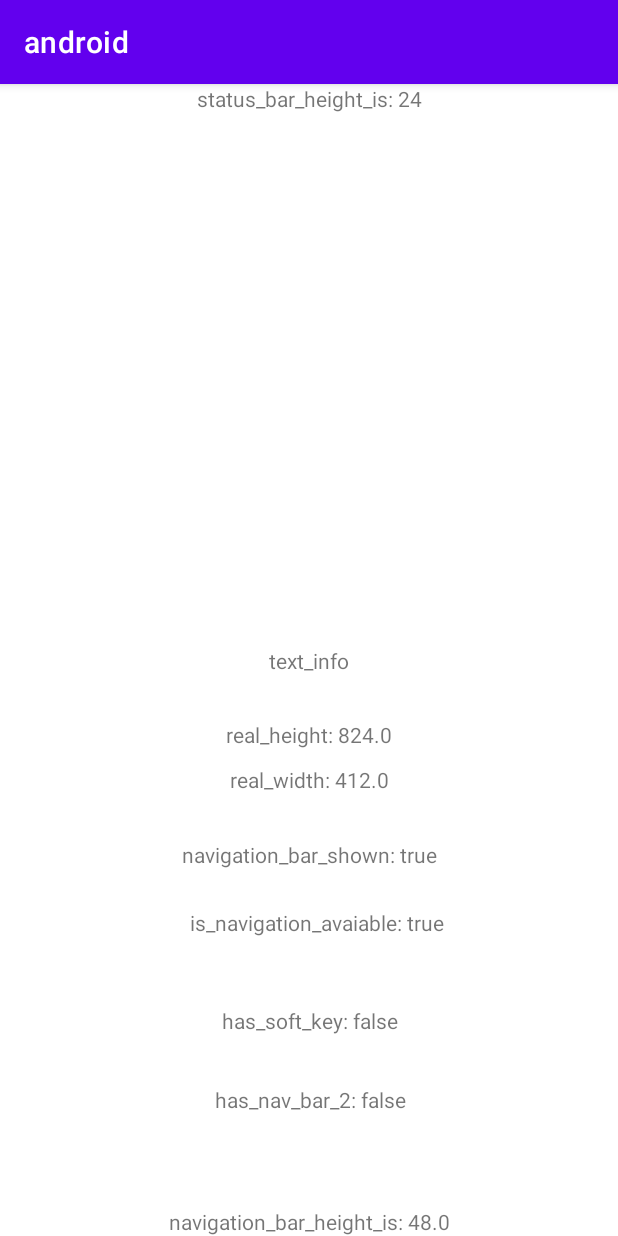
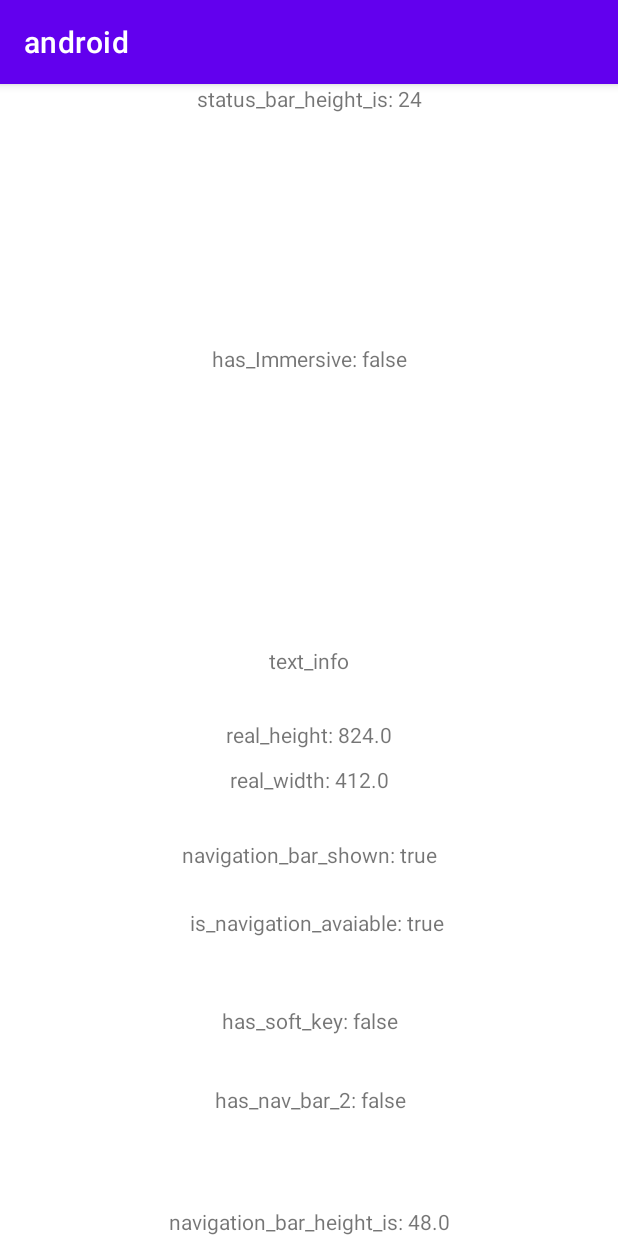
Before and after one commit to Ppang0405/bug-get-navigation-bar-height-android, an Android app: the screen it shows after launch (MainActivity), on a phone screen of 412 x 824 dp. Run offline under Robolectric (Android 15) with nearby library versions, the phone set to English and light mode, and no system bars.

Commit message:
try st but still not work

```diff
--- a/app/src/main/java/com/example/android/MainActivity.kt
+++ b/app/src/main/java/com/example/android/MainActivity.kt
@@ -15,6 +15,8 @@ import androidx.appcompat.app.AppCompatActivity
 
 
 class MainActivity : AppCompatActivity() {
+    private var cached = false
+    private var hasImmersive = false
 
     // bug of https://stackoverflow.com/questions/46126521/android-navigation-bar-height-react-native
     // after that, has bug of https://www.npmjs.com/package/react-native-extra-dimensions-android
@@ -197,6 +199,10 @@ class MainActivity : AppCompatActivity() {
         val hasNavBar2 = hasNavBar2()
         has_nav_bar_2.text = "has_nav_bar_2: $hasNavBar2"
 
+        val has_Immersive = findViewById<TextView>(R.id.hasImmersive)
+        val hasImmersive = hasImmersive()
+        has_Immersive.text ="has_Immersive: $hasImmersive"
+
     }
 
     private fun convertToRealPoint(value: Int): Float {
@@ -254,4 +260,28 @@ class MainActivity : AppCompatActivity() {
         val id: Int = resources.getIdentifier("config_showNavigationBar", "bool", "android")
         return !(id > 0 && resources.getBoolean(id))
     }
+
+    // https://github.com/lequanghuylc/react-native-detect-navbar-android
+    // it still not work
+    private fun hasImmersive(): Boolean {
+        if (!cached) {
+            if (Build.VERSION.SDK_INT < Build.VERSION_CODES.KITKAT) {
+                hasImmersive = false
+                cached = true
+                return false
+            }
+            val d = (getSystemService(WINDOW_SERVICE) as WindowManager).defaultDisplay
+            val realDisplayMetrics = DisplayMetrics()
+            d.getRealMetrics(realDisplayMetrics)
+            val realHeight = realDisplayMetrics.heightPixels
+            val realWidth = realDisplayMetrics.widthPixels
+            val displayMetrics = DisplayMetrics()
+            d.getMetrics(displayMetrics)
+            val displayHeight = displayMetrics.heightPixels
+            val displayWidth = displayMetrics.widthPixels
+            hasImmersive = realWidth > displayWidth || realHeight > displayHeight
+            cached = true
+        }
+        return hasImmersive
+    }
 }
--- a/app/src/main/res/layout/activity_main.xml
+++ b/app/src/main/res/layout/activity_main.xml
@@ -97,4 +97,14 @@
         app:layout_constraintEnd_toEndOf="parent"
         app:layout_constraintStart_toStartOf="parent"
         app:layout_constraintTop_toBottomOf="@+id/has_soft_key" />
+
+    <TextView
+        android:id="@+id/hasImmersive"
+        android:layout_width="wrap_content"
+        android:layout_height="wrap_content"
+        android:layout_marginTop="154dp"
+        android:text="TextView"
+        app:layout_constraintEnd_toEndOf="parent"
+        app:layout_constraintStart_toStartOf="parent"
+        app:layout_constraintTop_toBottomOf="@+id/status_bar_height_is" />
 </androidx.constraintlayout.widget.ConstraintLayout>
```
